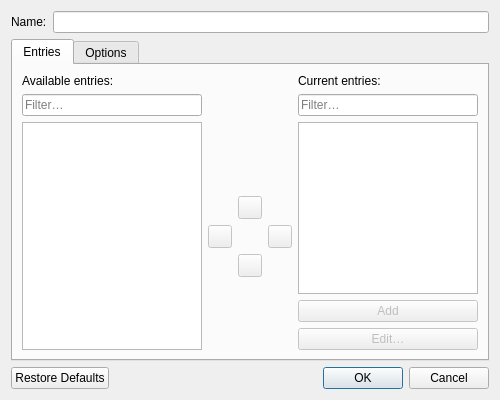
Old version of the form src/ui/ToolBarDialog.ui in the repository OtterBrowser/otter-browser.
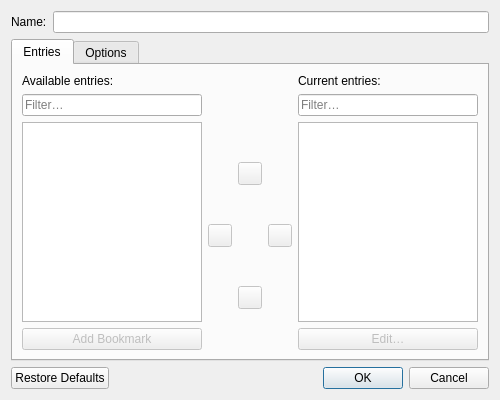
New version of the form. Custom widgets are drawn as their Qt base class.

Commit message: Rearrange layout

```diff
--- a/src/ui/ToolBarDialog.ui
+++ b/src/ui/ToolBarDialog.ui
@@ -97,16 +97,6 @@
                </attribute>
               </widget>
              </item>
-             <item>
-              <widget class="QPushButton" name="addEntryButton">
-               <property name="enabled">
-                <bool>false</bool>
-               </property>
-               <property name="text">
-                <string>Add</string>
-               </property>
-              </widget>
-             </item>
              <item>
               <widget class="QPushButton" name="editEntryButton">
                <property name="enabled">
@@ -162,12 +152,6 @@
                <property name="sizeType">
                 <enum>QSizePolicy::Minimum</enum>
                </property>
-               <property name="sizeHint" stdset="0">
-                <size>
-                 <width>0</width>
-                 <height>0</height>
-                </size>
-               </property>
               </spacer>
              </item>
              <item row="3" column="2">
@@ -201,12 +185,6 @@
                <property name="orientation">
                 <enum>Qt::Vertical</enum>
                </property>
-               <property name="sizeHint" stdset="0">
-                <size>
-                 <width>0</width>
-                 <height>0</height>
-                </size>
-               </property>
               </spacer>
              </item>
              <item row="4" column="2">
@@ -214,12 +192,6 @@
                <property name="orientation">
                 <enum>Qt::Vertical</enum>
                </property>
-               <property name="sizeHint" stdset="0">
-                <size>
-                 <width>0</width>
-                 <height>0</height>
-                </size>
-               </property>
               </spacer>
              </item>
             </layout>
@@ -252,6 +224,8 @@
             </widget>
            </item>
            <item row="3" column="0">
+            <layout class="QVBoxLayout" name="availableEntriesLayout">
+             <item>
             <widget class="Otter::ItemViewWidget" name="availableEntriesItemView">
              <property name="editTriggers">
               <set>QAbstractItemView::NoEditTriggers</set>
@@ -273,6 +247,18 @@
              </attribute>
             </widget>
            </item>
+             <item>
+              <widget class="QPushButton" name="addBookmarkButton">
+               <property name="enabled">
+                <bool>false</bool>
+               </property>
+               <property name="text">
+                <string>Add Bookmark</string>
+               </property>
+              </widget>
+             </item>
+            </layout>
+           </item>
           </layout>
          </widget>
          <widget class="QWidget" name="bookmarksPage">
```
Left out of the diff: 2 changed lines with no effect on the pictures. Lines whose indentation alone changed are shown as unchanged. The commit also changes 1 other file.
